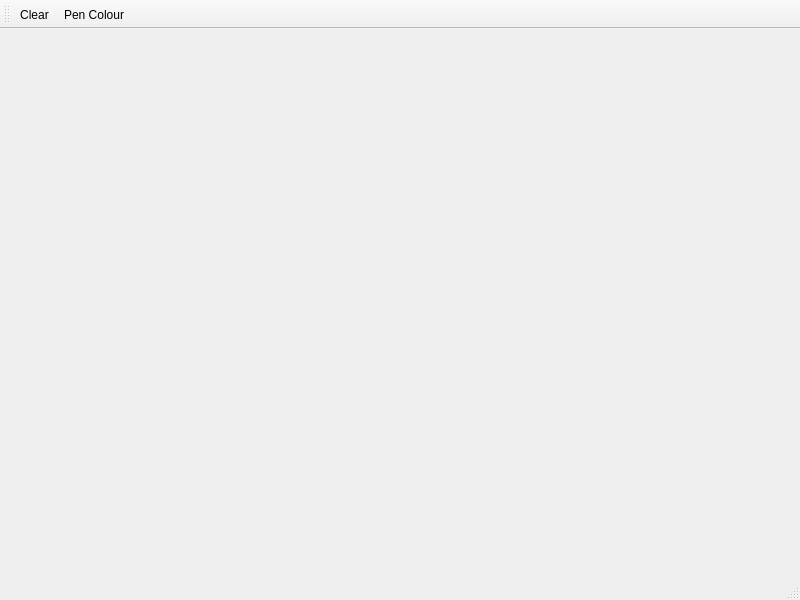
Above: sendwindow.ui from MGCorbin/whiteboard-chat before the change. Below: the same form after it.
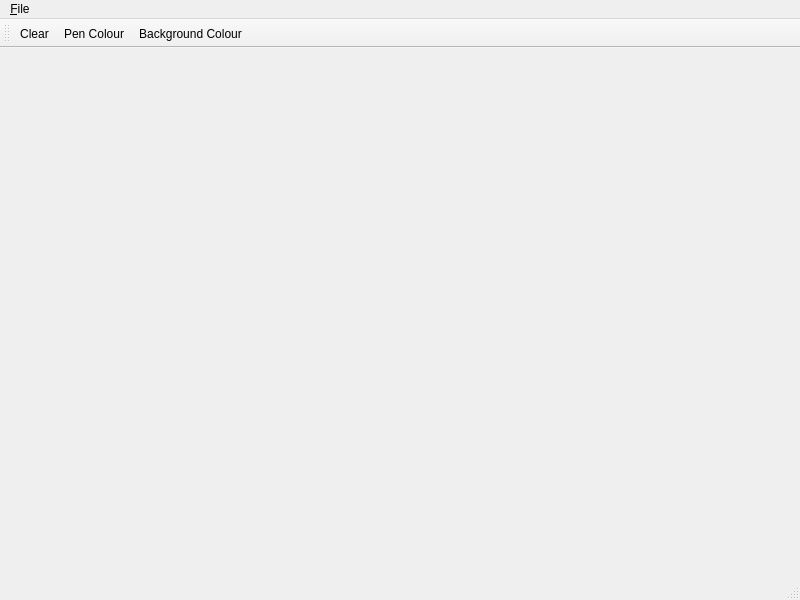
That is the form after the change.

```diff
--- a/sendwindow.ui
+++ b/sendwindow.ui
@@ -23,6 +23,13 @@
      <height>22</height>
     </rect>
    </property>
+   <widget class="QMenu" name="menu_File">
+    <property name="title">
+     <string>&amp;File</string>
+    </property>
+    <addaction name="actionSave"/>
+   </widget>
+   <addaction name="menu_File"/>
   </widget>
   <widget class="QToolBar" name="mainToolBar">
    <attribute name="toolBarArea">
@@ -33,6 +40,7 @@
    </attribute>
    <addaction name="actionClear"/>
    <addaction name="actionPenColour"/>
+   <addaction name="actionBackgroundColour"/>
   </widget>
   <widget class="QStatusBar" name="statusBar"/>
   <action name="actionClear">
@@ -45,6 +53,16 @@
     <string>Pen Colour</string>
    </property>
   </action>
+  <action name="actionBackgroundColour">
+   <property name="text">
+    <string>Background Colour</string>
+   </property>
+  </action>
+  <action name="actionSave">
+   <property name="text">
+    <string>Save</string>
+   </property>
+  </action>
  </widget>
  <layoutdefault spacing="6" margin="11"/>
  <resources/>
```
